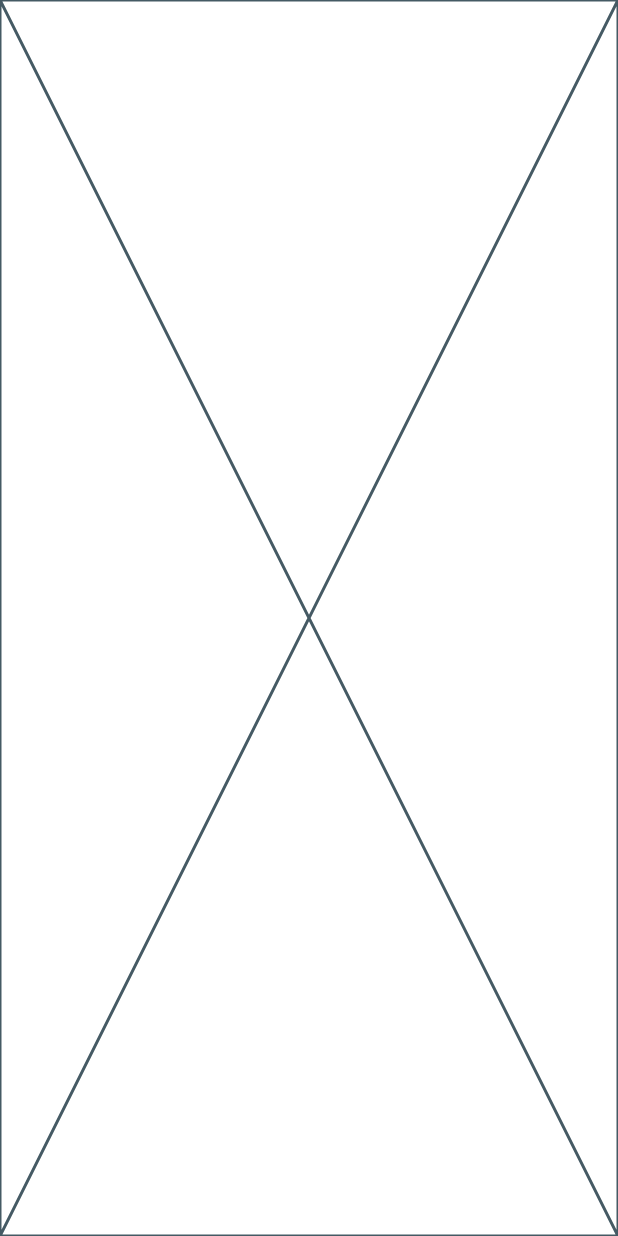
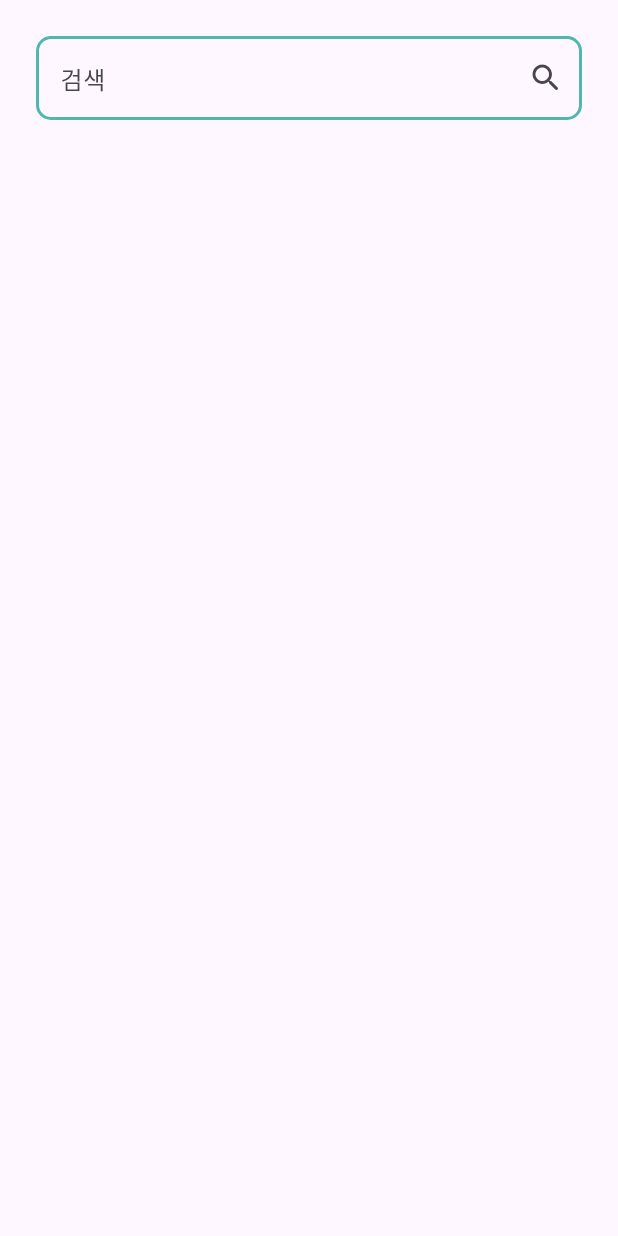
Before and after one commit to gminiy/flutter-image-search-app, a Flutter app: the screen it shows after launch, on a phone screen of 412 x 824 dp. Run offline on Flutter 3.47's test engine with Material 3 defaults, Android fonts, the phone set to English and light mode, and no system bars.

Commit message:
feat: 기능 및 UI 완료

```diff
--- a/lib/main.dart
+++ b/lib/main.dart
@@ -1,4 +1,7 @@
 import 'package:flutter/material.dart';
+import 'package:image_serch_app/model/pixabay_image.dart';
+import 'package:image_serch_app/repository/pixabay_repository.dart';
+import 'package:image_serch_app/widget/pixabay_image_widget.dart';
 
 void main() {
   runApp(const MyApp());
@@ -20,11 +23,93 @@ class MyApp extends StatelessWidget {
   }
 }
 
-class ImageSearchApp extends StatelessWidget {
+class ImageSearchApp extends StatefulWidget {
   const ImageSearchApp({super.key});
 
   @override
+  State<ImageSearchApp> createState() => _ImageSearchAppState();
+}
+
+class _ImageSearchAppState extends State<ImageSearchApp> {
+  final TextEditingController _textEditingController = TextEditingController();
+  final PixabayRepository _pixabayRepository = PixabayRepository();
+  bool _isLoading = false;
+  List<String> _imageUrls = [];
+
+  Future searchImages() async {
+    setState(() {
+      _imageUrls = [];
+      _isLoading = true;
+    });
+    List<PixabayImage> images = await _pixabayRepository
+        .getPixabayImagesByQuery(_textEditingController.text);
+    for (PixabayImage image in images) {
+      _imageUrls.add(image.previewURL);
+    }
+    setState(() => _isLoading = false);
+  }
+
+  @override
   Widget build(BuildContext context) {
-    return const Placeholder();
+    return Scaffold(
+      body: SafeArea(
+        child: Column(children: [
+          Padding(
+            padding: const EdgeInsets.all(24.0),
+            child: TextField(
+              controller: _textEditingController,
+              decoration: InputDecoration(
+                labelText: '검색',
+                suffixIcon: IconButton(
+                  icon: const Icon(Icons.search_rounded),
+                  onPressed: () {
+                    searchImages();
+                  },
+                ),
+                border: OutlineInputBorder(
+                  borderRadius: BorderRadius.circular(10.0), // Rounded corners
+                  borderSide: const BorderSide(
+                    color: Color(0xFF4FB6B2), // Custom color
+                    width: 2.0, // Border thickness
+                  ),
+                ),
+                enabledBorder: OutlineInputBorder(
+                  borderRadius: BorderRadius.circular(10.0),
+                  borderSide: const BorderSide(
+                    color: Color(0xFF4FB6B2),
+                    width: 2.0,
+                  ),
+                ),
+                focusedBorder: OutlineInputBorder(
+                  borderRadius: BorderRadius.circular(10.0),
+                  borderSide: const BorderSide(
+                    color: Color(0xFF4FB6B2),
+                    width: 2.0,
+                  ),
+                ),
+              ),
+            ),
+          ),
+          _isLoading
+              ? const CircularProgressIndicator()
+              : Expanded(
+                  child: Padding(
+                    padding: const EdgeInsets.symmetric(horizontal: 24.0),
+                    child: GridView.builder(
+                      itemCount: _imageUrls.length,
+                      itemBuilder: (context, index) =>
+                          PixabayImageWidget(url: _imageUrls[index]),
+                      gridDelegate:
+                          const SliverGridDelegateWithFixedCrossAxisCount(
+                        crossAxisCount: 2,
+                        crossAxisSpacing: 32,
+                        mainAxisSpacing: 32,
+                      ),
+                    ),
+                  ),
+                ),
+        ]),
+      ),
+    );
   }
 }
```
Also changed, not shown: lib/widget/pixabay_image_widget.dart (added, +20 -0 lines).
